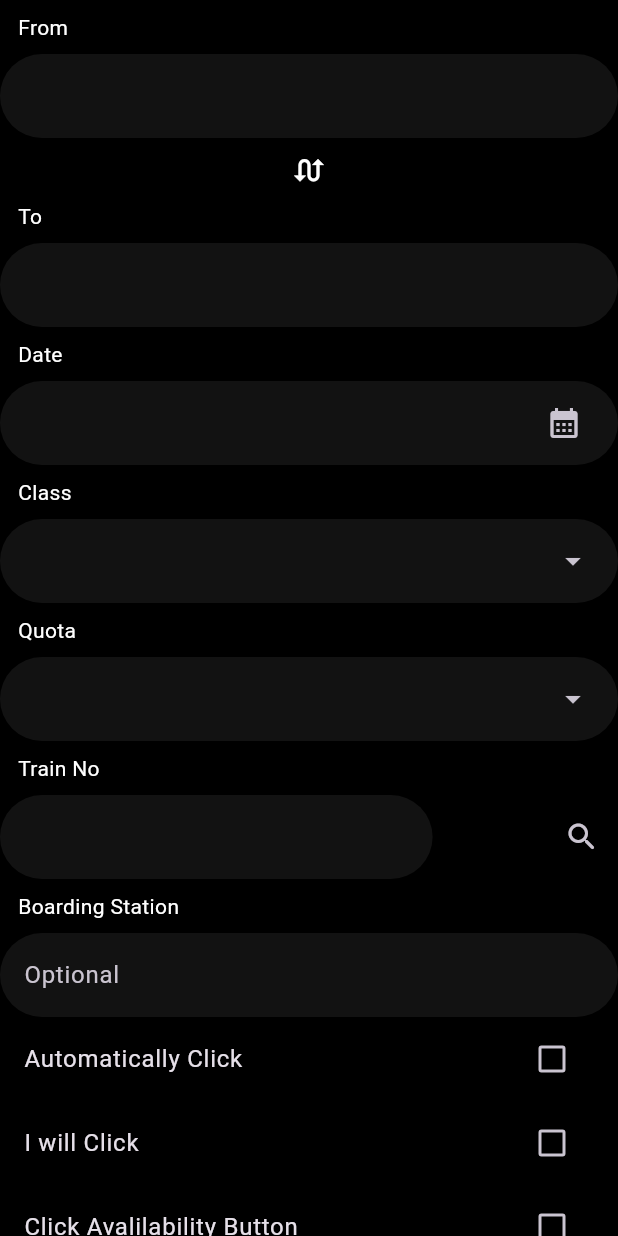
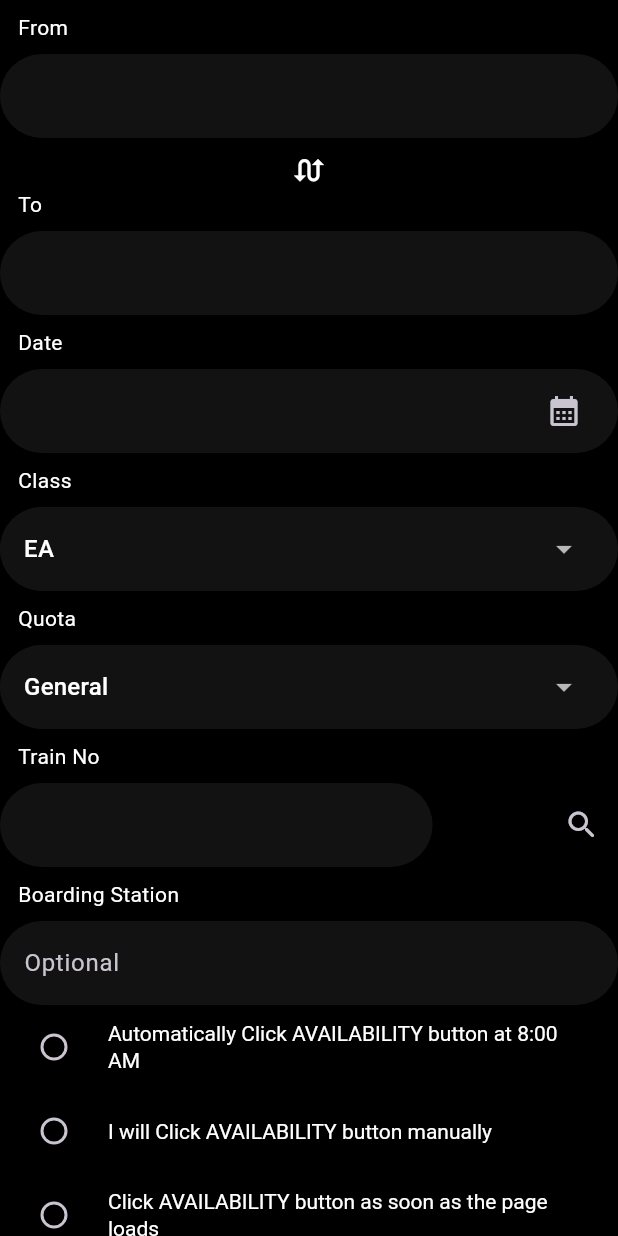
Before and after one commit to noobarafat/Rail_Ticketing, a Flutter app: the JourneyDetails widget shown alone on an empty page, opened directly, on a phone screen of 412 x 824 dp. Run offline on Flutter 3.47's test engine with Material 3 defaults, Android fonts, the phone set to English and light mode, and no system bars; our stand-ins replace get.

Commit message:
Form Field Updated

```diff
--- /dev/null
+++ b/lib/viewmodels/journey_details_viewmodel.dart
@@ -0,0 +1,59 @@
+import 'package:get/get.dart';
+
+class JourneyDetailsViewmodel extends GetxController {
+  final List<String> availableClass = [
+    "EA",
+    "1A",
+    "2A",
+    "3A",
+    "CC",
+    "3E",
+    "EC",
+    "SL",
+    "FC",
+    "2S",
+    "VS",
+    "VC",
+    "EV",
+  ];
+
+  String selectedClass = "EA";
+
+  void chooseClass(String? s) {
+    if (s != null) {
+      selectedClass = s;
+    }
+    update();
+  }
+
+  final List<String> availableQuota = [
+    "General",
+    "Tatkal",
+    "Premium Tatkal",
+    "Physically Handicapped",
+    "Duty Pass",
+    "Ladies",
+    "Lower Berth",
+  ];
+
+  String selectedQuota = "General";
+
+  void chooseQuota(String? s) {
+    if (s != null) {
+      selectedQuota = s;
+    }
+    update();
+  }
+
+  List<String> checkBoxItems = [
+    "Automatically Click AVAILABILITY button at 8:00 AM",
+    "I will Click AVAILABILITY button manually",
+    "Click AVAILABILITY button as soon as the page loads",
+  ];
+  int? selectedIndexChekcBox;
+
+  void chooseIndex(int? idx) {
+    selectedIndexChekcBox = idx;
+    update();
+  }
+}
--- a/lib/viewmodels/passenger_viewmodel.dart
+++ b/lib/viewmodels/passenger_viewmodel.dart
@@ -22,4 +22,6 @@ class PassengerViewmodel extends GetxController {
     passengers.removeAt(index);
     update();
   }
+
+
 }
--- a/lib/views/pages/form_input_page.dart
+++ b/lib/views/pages/form_input_page.dart
@@ -24,7 +24,17 @@ class _FormInputPageState extends State<FormInputPage>
   @override
   Widget build(BuildContext context) {
     return Scaffold(
-      appBar: AppBar(
+      appBar: _buildAppBar(context),
+
+      body: TabBarView(
+        controller: _tabController,
+        children: [WebsiteFormPage(), RailConnectFormPage()],
+      ),
+    );
+  }
+
+  AppBar _buildAppBar(BuildContext context) {
+    return AppBar(
       title: Text(
         widget.formName,
         style: Theme.of(context).textTheme.headlineLarge,
@@ -44,16 +54,14 @@ class _FormInputPageState extends State<FormInputPage>
           icon: Icon(Icons.key, size: 32, color: Colors.white),
         ),
       ],
-        bottom: TabBar(
+      bottom: _buildTabBar(),
+    );
+  }
+
+  TabBar _buildTabBar() {
+    return TabBar(
       controller: _tabController,
       tabs: [Tab(child: Text("WEBSITE")), Tab(child: Text("RAIL CONNECT"))],
-        ),
-      ),
-
-      body: TabBarView(
-        controller: _tabController,
-        children: [WebsiteFormPage(), RailConnectFormPage()],
-      ),
     );
   }
 }
--- a/lib/views/widgets/custom_checkbox.dart
+++ b/lib/views/widgets/custom_checkbox.dart
@@ -1,40 +1,39 @@
 import 'package:flutter/material.dart';
+import 'package:get/get.dart';
+import 'package:rail_ticketing/core/color_pallet.dart';
+import 'package:rail_ticketing/viewmodels/journey_details_viewmodel.dart';
 
-class CustomCheckBox extends StatefulWidget {
-  const CustomCheckBox({super.key});
+class CustomCheckBox extends StatelessWidget {
+  CustomCheckBox({super.key});
 
-  @override
-  State<CustomCheckBox> createState() => _CustomCheckBoxState();
-}
-
-class _CustomCheckBoxState extends State<CustomCheckBox> {
-  List<String> items = [
-    "Automatically Click",
-    "I will Click",
-    "Click Avalilability Button",
-  ];
-  int? _selectedIndex;
-
-  void _onCheckboxChanged(int index, bool? value) {
-    setState(() {
-      if (value == true) {
-        _selectedIndex = index;
-      } else {
-        _selectedIndex = null;
-      }
-    });
-  }
+  final JourneyDetailsViewmodel _detailsViewmodel = Get.put(
+    JourneyDetailsViewmodel(),
+  );
 
   @override
   Widget build(BuildContext context) {
-    return Column(
-      children: List.generate(items.length, (index) {
-        return CheckboxListTile(
-          title: Text(items[index]),
-          value: _selectedIndex == index,
-          onChanged: (value) => _onCheckboxChanged(index, value),
+    return GetBuilder<JourneyDetailsViewmodel>(
+      builder: (controller) {
+        return Column(
+          children: List.generate(controller.checkBoxItems.length, (index) {
+            return RadioListTile(
+              activeColor: ColorPallet.gradientColor1,
+              title: Text(
+                controller.checkBoxItems[index],
+                style: Theme.of(context).textTheme.headlineLarge!.copyWith(
+                  fontSize: 14,
+                  fontWeight: FontWeight.w400,
+                ),
+              ),
+              value: index,
+              groupValue: controller.selectedIndexChekcBox,
+              onChanged: (index) {
+                controller.chooseIndex(index);
+              },
+            );
+          }),
         );
-      }),
+      },
     );
   }
 }
--- a/lib/views/widgets/custom_fields/journey_details.dart
+++ b/lib/views/widgets/custom_fields/journey_details.dart
@@ -1,8 +1,14 @@
 import 'package:flutter/material.dart';
+import 'package:get/get.dart';
+import 'package:rail_ticketing/viewmodels/journey_details_viewmodel.dart';
 import 'package:rail_ticketing/views/widgets/custom_checkbox.dart';
 
 class JourneyDetails extends StatelessWidget {
-  const JourneyDetails({super.key});
+  JourneyDetails({super.key});
+
+  final JourneyDetailsViewmodel _journeyDetailsViewmodel = Get.put(
+    JourneyDetailsViewmodel(),
+  );
 
   @override
   Widget build(BuildContext context) {
@@ -28,23 +34,9 @@ class JourneyDetails extends StatelessWidget {
           ),
         ),
         _buildTitle("Class"),
-        TextField(
-          decoration: InputDecoration(
-            suffixIcon: Padding(
-              padding: EdgeInsets.only(right: 12),
-              child: Icon(Icons.arrow_drop_down),
-            ),
-          ),
-        ),
+        _buildClassSection(),
         _buildTitle("Quota"),
-        TextField(
-          decoration: InputDecoration(
-            suffixIcon: Padding(
-              padding: EdgeInsets.only(right: 12),
-              child: Icon(Icons.arrow_drop_down),
-            ),
-          ),
-        ),
+        _buildQuotaSection(),
         _buildTitle("Train No"),
         Row(
           mainAxisAlignment: MainAxisAlignment.spaceBetween,
@@ -63,9 +55,57 @@ class JourneyDetails extends StatelessWidget {
     );
   }
 
+  GetBuilder<JourneyDetailsViewmodel> _buildClassSection() {
+    return GetBuilder<JourneyDetailsViewmodel>(
+      builder: (controller) {
+        return TextField(
+          decoration: InputDecoration(
+            suffixIcon: Padding(
+              padding: EdgeInsets.only(right: 12),
+              child: DropdownButtonFormField<String>(
+                value: controller.selectedClass,
+                items:
+                    controller.availableClass
+                        .map((e) => DropdownMenuItem(value: e, child: Text(e)))
+                        .toList(),
+                onChanged: (val) {
+                  controller.chooseClass(val);
+                },
+              ),
+            ),
+          ),
+        );
+      },
+    );
+  }
+
+  GetBuilder<JourneyDetailsViewmodel> _buildQuotaSection() {
+    return GetBuilder<JourneyDetailsViewmodel>(
+      builder: (controller) {
+        return TextField(
+          decoration: InputDecoration(
+            suffixIcon: Padding(
+              padding: EdgeInsets.only(right: 12),
+              child: DropdownButtonFormField<String>(
+                value: controller.selectedQuota,
+                items:
+                    controller.availableQuota
+                        .map((e) => DropdownMenuItem(value: e, child: Text(e)))
+                        .toList(),
+                onChanged: (val) {
+                  controller.chooseQuota(val);
+                },
+              ),
+            ),
+          ),
+        );
+      },
+    );
+  }
+
   Padding _buildTitle(String name) {
     return Padding(
-      padding: const EdgeInsets.only(left: 12, bottom: 8, top: 8),
+      padding: EdgeInsets.only(left: 12, bottom: 8, top: name == "To" ? 0 : 8),
       child: Text(name),
     );
   }
```
Lines whose indentation alone changed are shown as unchanged.
